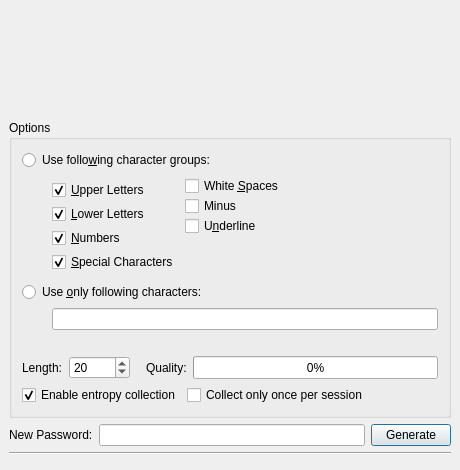
Above: src/forms/PasswordGenDlg.ui from thooge/keepassx1 before the change. Below: the same form after it.
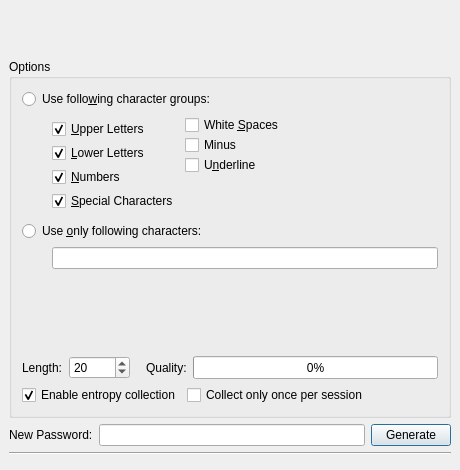
That is the form after the change.

Patch:
```diff
--- a/src/forms/PasswordGenDlg.ui
+++ b/src/forms/PasswordGenDlg.ui
@@ -44,9 +44,12 @@
      <property name="orientation" >
       <enum>Qt::Vertical</enum>
      </property>
+     <property name="sizeType" >
+      <enum>QSizePolicy::Fixed</enum>
+     </property>
      <property name="sizeHint" >
       <size>
-       <width>20</width>
+       <width>442</width>
        <height>50</height>
       </size>
      </property>
```
